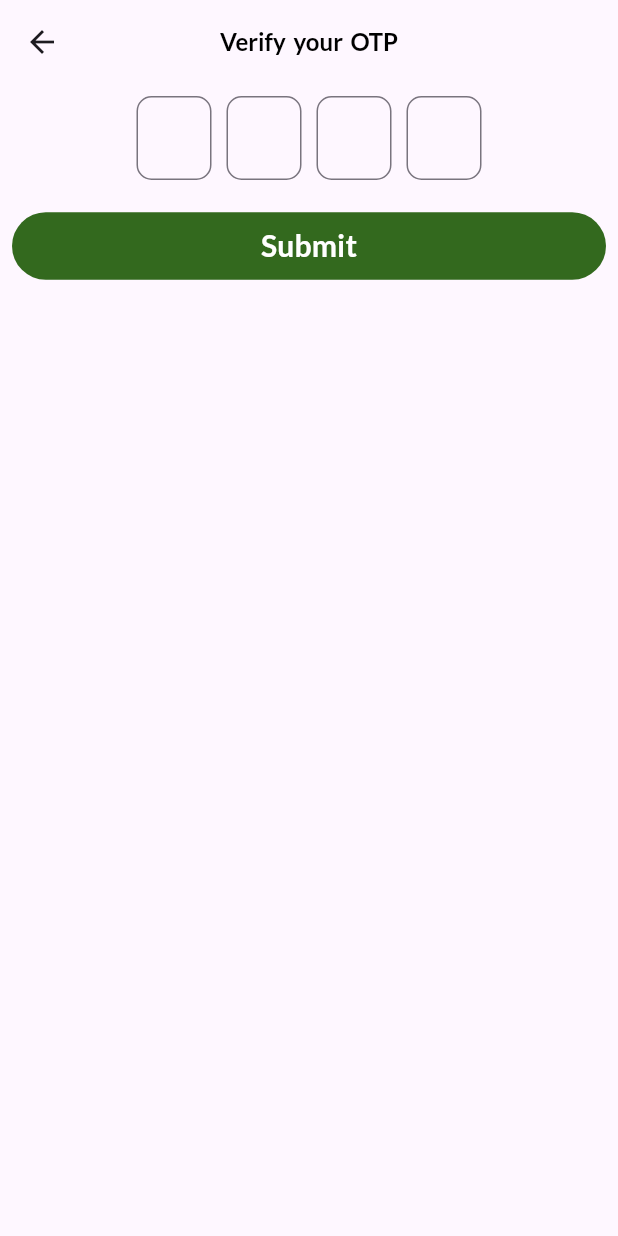
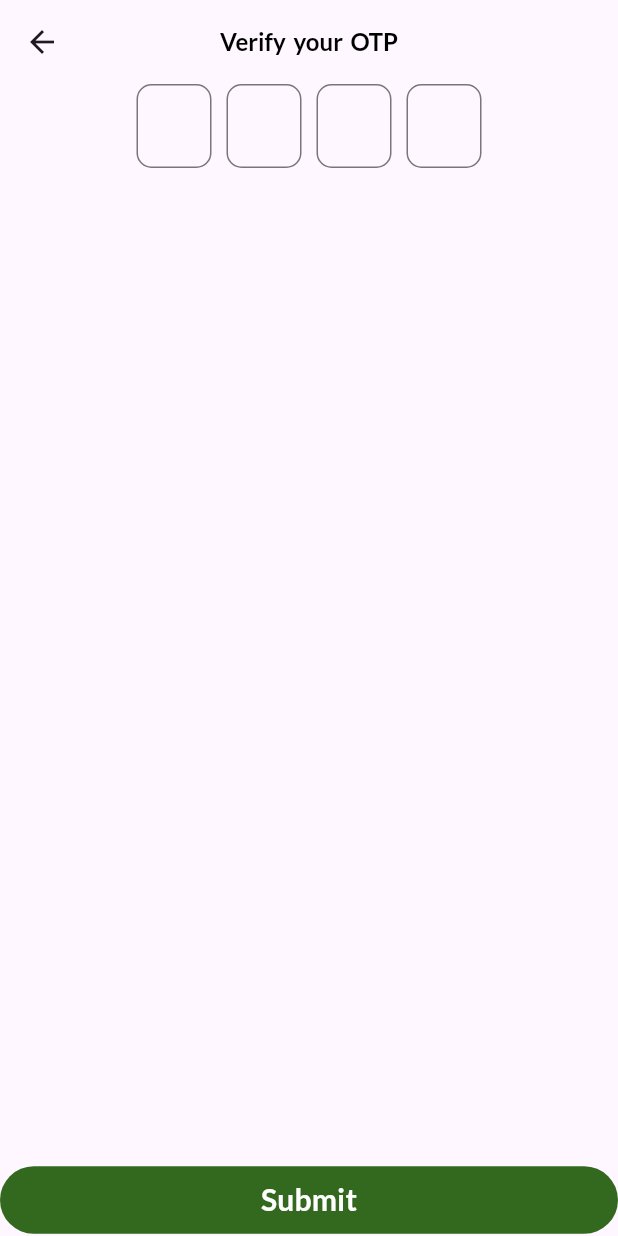
Before and after one commit to TWARIQABDUL/connect_app, a Flutter app: the ForgetPasswordPage screen opened by its route, after a tap on "Submit", on a phone screen of 412 x 824 dp. Run offline on Flutter 3.47's test engine with Material 3 defaults, Android fonts, the phone set to English and light mode, and no system bars; drawn by our look-alikes of flutter_form_builder; our stand-ins replace flutter_svg, font_awesome_flutter, form_builder_validators, get, google_fonts.

Commit message:
[Fix] Adding flexible space between the items

```diff
--- a/lib/pages/forget_pwd.dart
+++ b/lib/pages/forget_pwd.dart
@@ -19,10 +19,14 @@ class ForgetPasswordPage extends GetView {
       ),
       body: Column(
         children: [
-          FormBuilder(
+          Flexible(
+            child: FormBuilder(
+
               child: Padding(
                 padding: EdgeInsets.all(8),
                 child: Column(
+                    mainAxisAlignment: MainAxisAlignment.spaceBetween,
+
                   children: [
                     Column(
                       children: [
@@ -31,7 +35,7 @@ class ForgetPasswordPage extends GetView {
                       inputName: "email"),
                       ],
                     ),
-                  SizedBox(height: 20,),
+                    // SizedBox(height: 20,),
                     CustomButton(buttonText: "Submit",
                     action: (){
                       Get.toNamed('/otp');
@@ -41,6 +45,7 @@ class ForgetPasswordPage extends GetView {
                   ],
                 ),
               )
+            ),
           )
         ],
       ),
--- a/lib/pages/otp.dart
+++ b/lib/pages/otp.dart
@@ -17,12 +17,14 @@ class OtpValidation extends GetView {
       ),
       body: Column(
         children: [
-          FormBuilder(
-            child: Padding(
-              padding: EdgeInsets.all(8),
+          Flexible(
+            child: FormBuilder(
               child: Column(
+                  mainAxisAlignment: MainAxisAlignment.spaceBetween,
+
                 children: [
                   Column(
+
                     children: [
                       Row(
                         mainAxisAlignment: MainAxisAlignment.center,
@@ -48,7 +50,7 @@ class OtpValidation extends GetView {
                       ),
                     ],
                   ),
-                  SizedBox(height: 20),
+                  // SizedBox(height: 20),
                   CustomButton(
                     buttonText: "Submit",
                     action: () {
```
Lines whose indentation alone changed are shown as unchanged.
